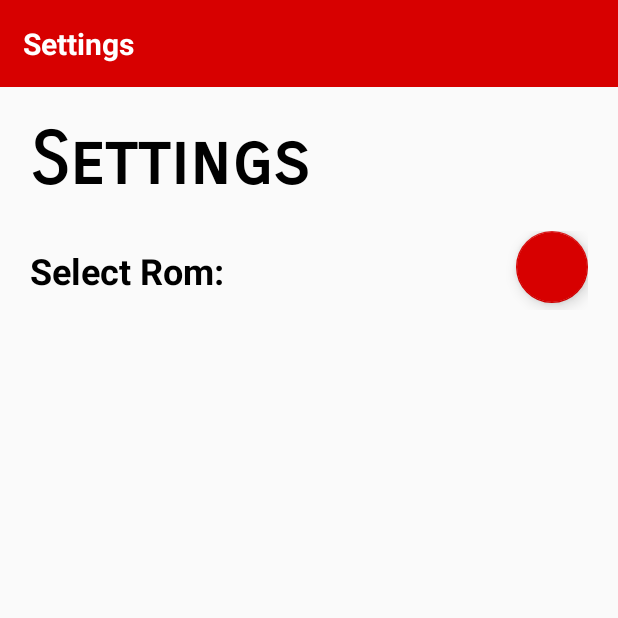
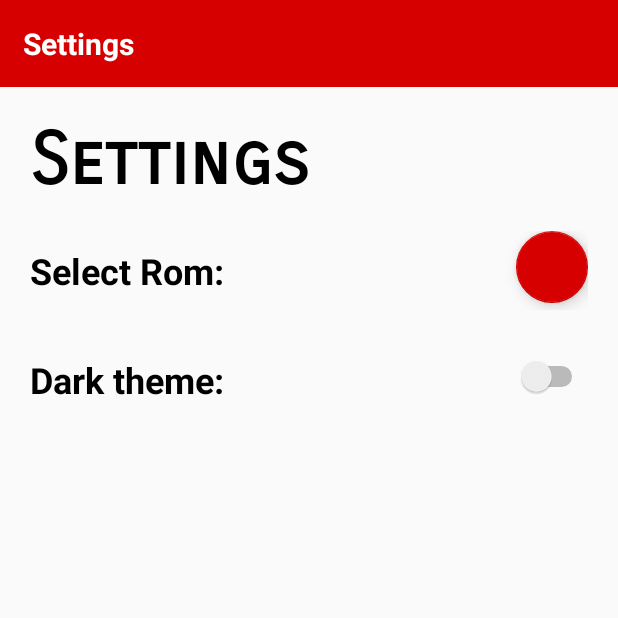
Before and after one commit to Electric1447/NXManager, an Android app: the Settings screen opened directly, with no data from a screen before it, on a phone screen of 412 x 824 dp, the top half of it. Run offline under Robolectric (Android 15) with nearby library versions, the phone set to English and light mode, and no system bars.

Commit message:
Added Dark Theme. (v1.6.0)

```diff
--- a/app/build.gradle
+++ b/app/build.gradle
@@ -6,8 +6,8 @@ android {
         applicationId "eparon.nxmanager"
         minSdkVersion 24
         targetSdkVersion 28
-        versionCode 150
-        versionName "1.5.0"
+        versionCode 160
+        versionName "1.6.0"
         testInstrumentationRunner "android.support.test.runner.AndroidJUnitRunner"
     }
     buildTypes {
--- a/app/src/main/java/eparon/nxmanager/Settings.java
+++ b/app/src/main/java/eparon/nxmanager/Settings.java
@@ -6,22 +6,45 @@ import android.content.DialogInterface;
 import android.content.Intent;
 import android.content.SharedPreferences;
 import android.os.Build;
+import android.support.design.widget.CoordinatorLayout;
 import android.support.v7.app.AppCompatActivity;
 import android.os.Bundle;
 import android.view.View;
+import android.widget.Switch;
+import android.widget.TextView;
 import android.widget.Toast;
 
 public class Settings extends AppCompatActivity {
 
     public String PREFS = "PrefsFile";
 
+    int COLOR_WHITE = 0xFFFFFFFF;
+    int COLOR_BLACK = 0xFF000000;
+
     String firmwarename = Build.DISPLAY; //Getting Device Build Number
 
     int romInt;
+    boolean darkTheme = false;
+
+    Switch DarkThemeSwitch;
+
+    CoordinatorLayout scl;
+
+    TextView STitle;
+    TextView Settings1;
+    TextView Settings2;
 
     //Reloading MainActivity when back is pressed.
     @Override
     public void onBackPressed() {
+        //Checking if Dark Theme switch is checked.
+        darkTheme = DarkThemeSwitch.isChecked(); //Setting the Dark Theme of the switch case.
+        SharedPreferences settings = getSharedPreferences(PREFS, Context.MODE_PRIVATE);
+        SharedPreferences.Editor editor = settings.edit();
+        editor.putBoolean("darkTheme", darkTheme);
+        editor.apply();
+
+        //Going to MainActivity.
         Intent a = new Intent(Settings.this, MainActivity.class);
         startActivity(a);
     }
@@ -31,8 +54,27 @@ public class Settings extends AppCompatActivity {
         super.onCreate(savedInstanceState);
         setContentView(R.layout.activity_settings);
 
-        SharedPreferences rom = getSharedPreferences(PREFS, Context.MODE_PRIVATE);
-        romInt = rom.getInt("romInt", romInt);
+        //Get SharedPreferences.
+        SharedPreferences settings = getSharedPreferences(PREFS, Context.MODE_PRIVATE);
+        romInt = settings.getInt("romInt", romInt);
+        darkTheme = settings.getBoolean("darkTheme", darkTheme);
+
+        DarkThemeSwitch = findViewById(R.id.darkthemeswitch);
+        DarkThemeSwitch.setChecked(darkTheme);
+
+        scl = findViewById(R.id.settingslayout);
+
+        STitle = findViewById(R.id.sTitle);
+        Settings1 = findViewById(R.id.settings1);
+        Settings2 = findViewById(R.id.settings2);
+
+        //Set Dark Theme (if enabled).
+        if (darkTheme) {
+            scl.setBackgroundColor(COLOR_BLACK);
+            STitle.setTextColor(COLOR_WHITE);
+            Settings1.setTextColor(COLOR_WHITE);
+            Settings2.setTextColor(COLOR_WHITE);
+        }
     }
 
     public void selectRom(View view) {
@@ -48,8 +90,8 @@ public class Settings extends AppCompatActivity {
                 } else {
                     //Sets the rom to the selected rom.
                     romInt = which;
-                    SharedPreferences rom = getSharedPreferences(PREFS, Context.MODE_PRIVATE);
-                    SharedPreferences.Editor editor = rom.edit();
+                    SharedPreferences settings = getSharedPreferences(PREFS, Context.MODE_PRIVATE);
+                    SharedPreferences.Editor editor = settings.edit();
                     editor.putInt("romInt", romInt);
                     editor.apply();
                 }
--- a/app/src/main/res/layout/activity_changelog.xml
+++ b/app/src/main/res/layout/activity_changelog.xml
@@ -3,6 +3,7 @@
     xmlns:android="http://schemas.android.com/apk/res/android"
     xmlns:app="http://schemas.android.com/apk/res-auto"
     xmlns:tools="http://schemas.android.com/tools"
+    android:id="@+id/ccl"
     android:layout_width="match_parent"
     android:layout_height="match_parent"
     android:orientation="vertical"
--- a/app/src/main/res/layout/activity_main.xml
+++ b/app/src/main/res/layout/activity_main.xml
@@ -42,6 +42,7 @@
                 android:padding="10dp">
 
                 <TextView
+                    android:id="@+id/kerneltitle"
                     android:layout_width="wrap_content"
                     android:layout_height="wrap_content"
                     android:paddingBottom="10dp"
@@ -63,6 +64,7 @@
                         android:layout_weight="14">
 
                         <TextView
+                            android:id="@+id/staticCV"
                             android:layout_width="wrap_content"
                             android:layout_height="wrap_content"
                             android:text="@string/current_version"
@@ -102,6 +104,7 @@
                         android:layout_weight="14">
 
                         <TextView
+                            android:id="@+id/staticLV"
                             android:layout_width="wrap_content"
                             android:layout_height="wrap_content"
                             android:text="@string/latest_version"
--- a/app/src/main/res/layout/activity_settings.xml
+++ b/app/src/main/res/layout/activity_settings.xml
@@ -1,7 +1,9 @@
 <?xml version="1.0" encoding="utf-8"?>
-<android.support.design.widget.CoordinatorLayout xmlns:android="http://schemas.android.com/apk/res/android"
+<android.support.design.widget.CoordinatorLayout
+    xmlns:android="http://schemas.android.com/apk/res/android"
     xmlns:app="http://schemas.android.com/apk/res-auto"
     xmlns:tools="http://schemas.android.com/tools"
+    android:id="@+id/settingslayout"
     android:layout_width="match_parent"
     android:layout_height="match_parent"
     tools:context="eparon.nxmanager.Settings">
@@ -39,6 +41,7 @@
             android:paddingBottom="20dp">
 
             <TextView
+                android:id="@+id/sTitle"
                 android:layout_width="match_parent"
                 android:layout_height="wrap_content"
                 android:layout_marginBottom="18dp"
@@ -54,6 +57,7 @@
                 android:paddingBottom="20dp">
 
                 <TextView
+                    android:id="@+id/settings1"
                     android:layout_width="wrap_content"
                     android:layout_height="wrap_content"
                     android:layout_alignParentLeft="true"
@@ -71,6 +75,32 @@
                     android:clickable="true"
                     android:focusable="true"
                     android:onClick="selectRom" />
+
+            </RelativeLayout>
+
+            <RelativeLayout
+                android:layout_width="match_parent"
+                android:layout_height="wrap_content"
+                android:paddingBottom="20dp">
+
+                <TextView
+                    android:id="@+id/settings2"
+                    android:layout_width="wrap_content"
+                    android:layout_height="wrap_content"
+                    android:layout_alignParentLeft="true"
+                    android:paddingTop="10dp"
+                    android:paddingBottom="10dp"
+                    android:text="Dark theme:"
+                    android:textColor="#000"
+                    android:textSize="24sp"
+                    android:textStyle="bold" />
+
+                <Switch
+                    android:id="@+id/darkthemeswitch"
+                    android:layout_width="48dp"
+                    android:layout_height="48dp"
+                    android:layout_alignParentRight="true"/>
+
             </RelativeLayout>
 
         </LinearLayout>
```
Also changed, not shown: app/src/main/java/eparon/nxmanager/Changelog.java (+21 -0 lines), app/src/main/java/eparon/nxmanager/Info.java (+47 -1 lines), app/src/main/java/eparon/nxmanager/MainActivity.java (+29 -2 lines), app/src/main/res/layout/activity_info.xml (+7 -0 lines).
